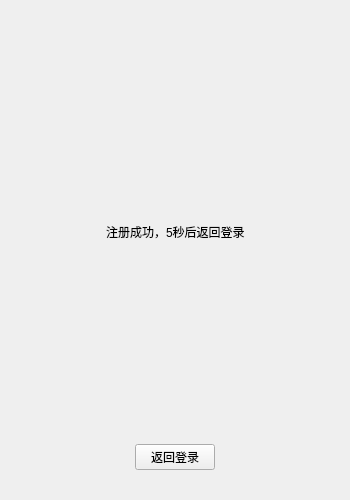
Old version of the form src/ui/page/register/registerdialog.ui in the repository Norym-L/myChatClient.
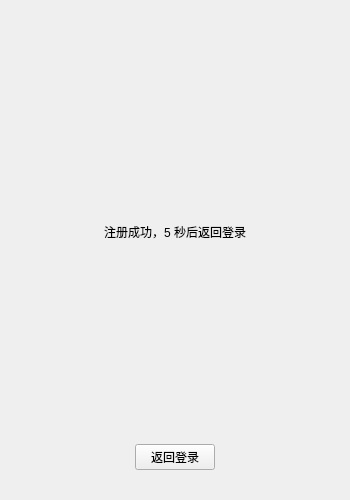
New version of the form. The open tabs and pages were chosen to show the change. Custom widgets are drawn as their Qt base class.

```diff
--- a/src/ui/page/register/registerdialog.ui
+++ b/src/ui/page/register/registerdialog.ui
@@ -446,7 +446,7 @@
            <item>
             <widget class="QLabel" name="reg_success_tip_label">
              <property name="text">
-              <string>注册成功，5秒后返回登录</string>
+              <string>注册成功，5 秒后返回登录</string>
              </property>
             </widget>
            </item>
```
